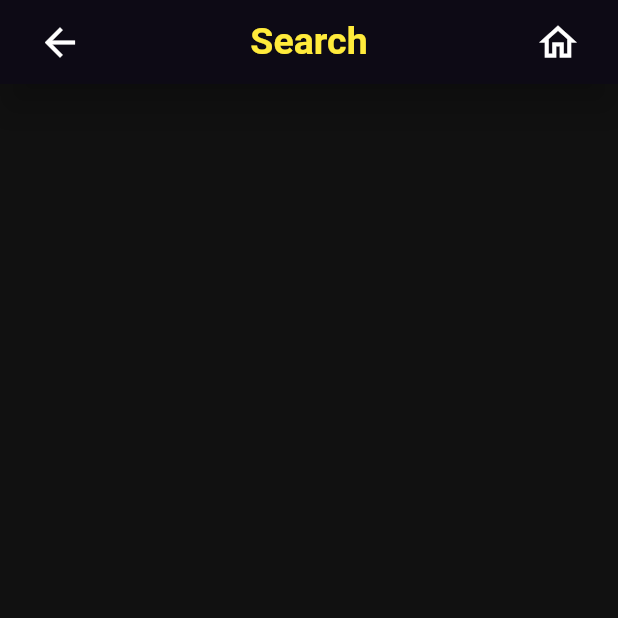
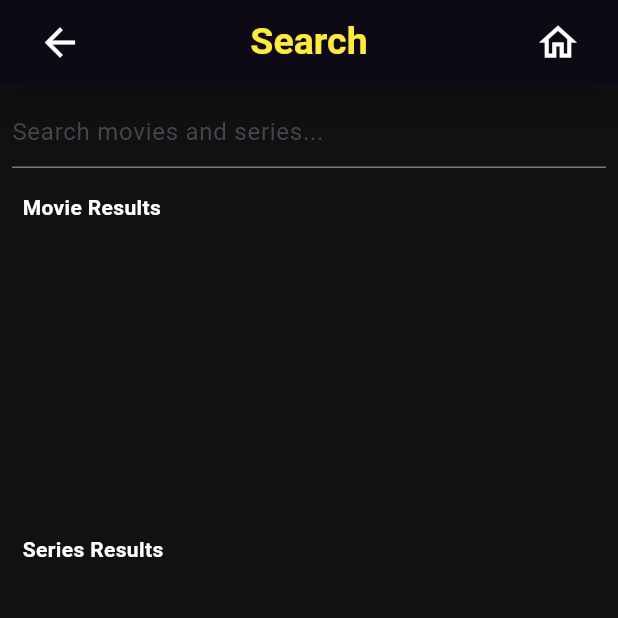
Before and after one commit to Hacienda69/Clash-Royale-app, a Flutter app: the screen it shows after launch, after a tap on the "search" icon, on a phone screen of 412 x 824 dp, the top half of it. Run offline on Flutter 3.47's test engine with Material 3 defaults, Android fonts, the phone set to English and light mode, and no system bars; network calls fail.

Commit message:
Added searchbar

```diff
--- a/WatchApp/lib/main.dart
+++ b/WatchApp/lib/main.dart
@@ -13,6 +13,7 @@ void main() {
         ChangeNotifierProvider(create: (context) => MediaModel()),
         ChangeNotifierProvider(create: (context) => LoadingContent()),
         ChangeNotifierProvider(create: (context) => SavedMediaModel()),
+        ChangeNotifierProvider(create: (context) => SearchMediaModel()),
         ],
     child: const IMDbApp(),
   ));
@@ -77,6 +78,16 @@ class SavedMediaModel with ChangeNotifier{
   }
 }
 
+class SearchMediaModel with ChangeNotifier{
+  String _searchQuery = '';
+  String get searchQuery => _searchQuery;
+
+  void setSearchQuery(String query) {
+    _searchQuery = query;
+    notifyListeners();
+  }
+}
+
 class IMDbApp extends StatefulWidget {
   const IMDbApp({super.key});
 
--- a/WatchApp/lib/models/MediaFilters.dart
+++ b/WatchApp/lib/models/MediaFilters.dart
@@ -107,7 +107,7 @@ class Filters {
 
   // Returns a list of series where their ratings are the same as the target
   static List<Movies> filterMoviesByRating(
-      double targetRating, List<Movies> list) {
+      String targetRating, List<Movies> list) {
     List<Movies> filteredList = [];
 
     for (var movie in list) {
--- a/WatchApp/lib/screens/SearchScreen.dart
+++ b/WatchApp/lib/screens/SearchScreen.dart
@@ -1,3 +1,5 @@
+import 'package:WatchApp/models/MediaFilters.dart';
+import 'package:WatchApp/screens/widgets/sectionWidget.dart';
 import 'package:provider/provider.dart';
 import 'package:flutter/material.dart';
 import 'package:WatchApp/main.dart';
@@ -6,7 +8,7 @@ import 'package:WatchApp/models/APImovies.dart';
 import 'package:WatchApp/models/APIseries.dart';
 
 class SearchScreen extends StatefulWidget {
-  SearchScreen({
+ const SearchScreen({
     super.key,
   });
 
@@ -25,6 +27,10 @@ class _SearchScreenState extends State<SearchScreen> {
   Widget build(BuildContext context) {
     defaultMovies = Provider.of<MediaModel>(context, listen: true).moviesList;
     defaultSeries = Provider.of<MediaModel>(context, listen: true).seriesList;
+
+    var searchMediaModel = Provider.of<SearchMediaModel>(context, listen: true);
+    filteredMovies = Filters.filterMoviesByTitle(searchMediaModel.searchQuery, defaultMovies);
+    filteredSeries = Filters.filterSeriesByTitle(searchMediaModel.searchQuery, defaultSeries);
 
     Color backGroundColor = const Color.fromARGB(255, 17, 17, 17);
 
@@ -75,11 +81,29 @@ class _SearchScreenState extends State<SearchScreen> {
           ),
         ),
         backgroundColor: backGroundColor,
-        body: const Center(
+        body: Center(
           child: Column(
             mainAxisAlignment: MainAxisAlignment.start,
             children: [
-
+               Padding(
+                padding: const EdgeInsets.all(8.0),
+                child: TextField(
+                  onChanged: (query) {
+                    searchMediaModel.setSearchQuery(query);
+                  },
+                  decoration: const InputDecoration(
+                    hintText: 'Search movies and series...',
+                  ),
+                ),
+              ),
+              Section(
+                title: "Movie Results",
+                list: filteredMovies,
+              ),
+              Section(
+                title: "Series Results",
+                list: filteredSeries,
+              ),
             ],
           ),
         ),
```
